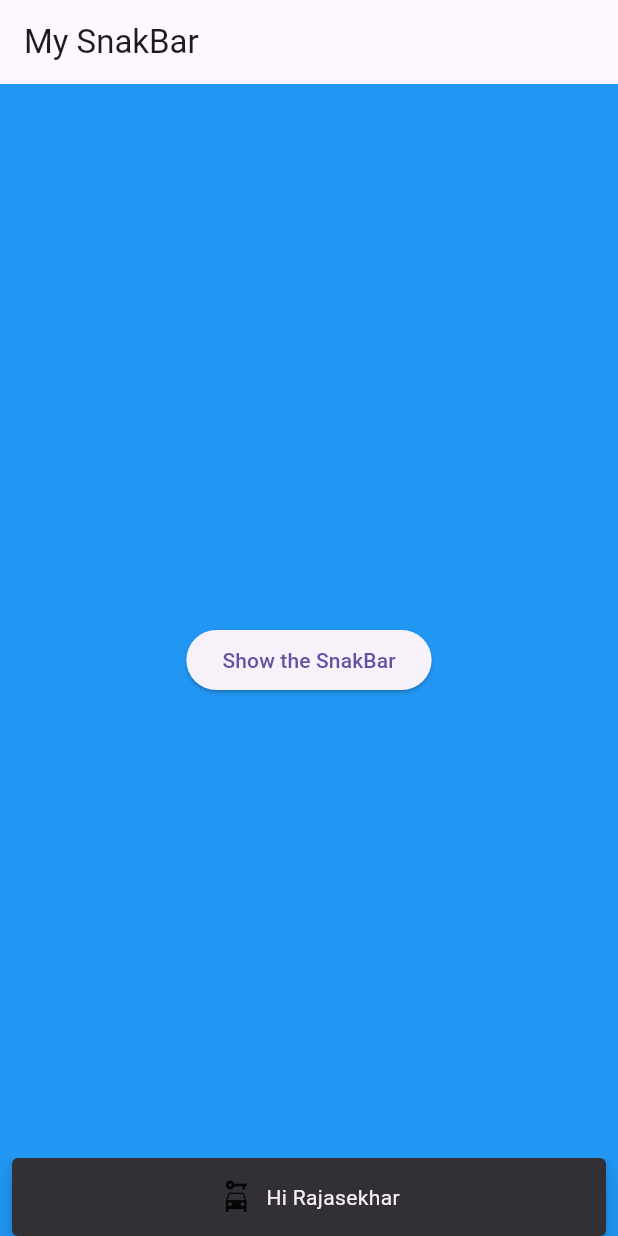
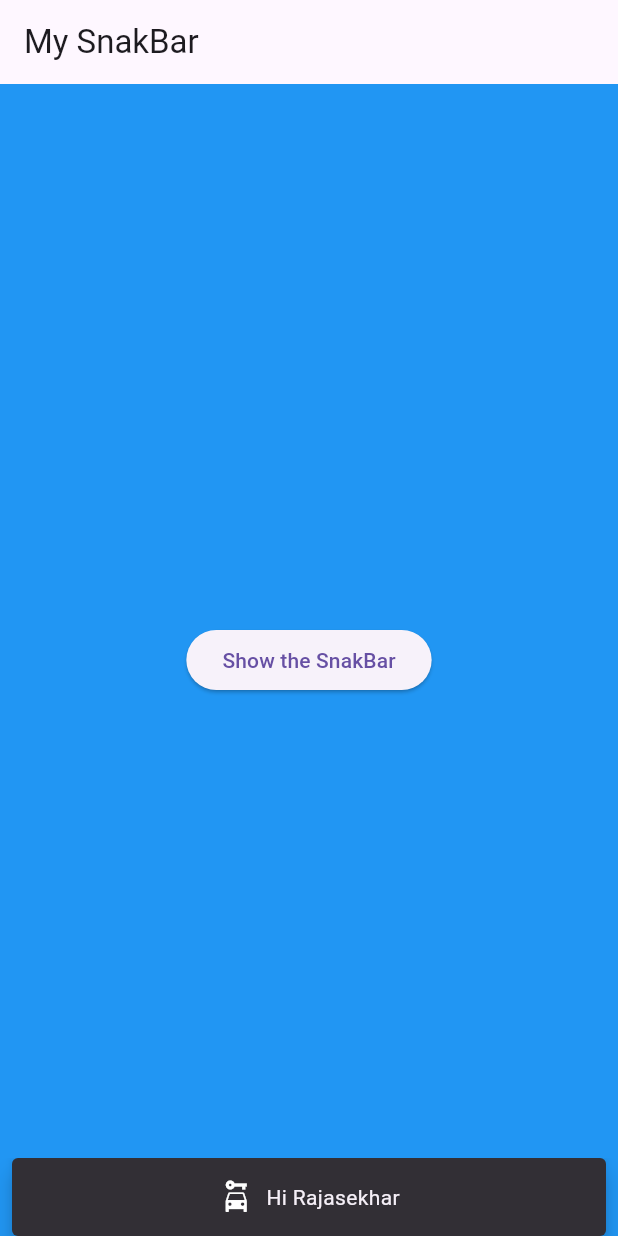
Before and after one commit to raja226-kanini/PracticeFluttet, a Flutter app: the screen it shows after launch, after a tap on "Show the SnakBar", on a phone screen of 412 x 824 dp. Run offline on Flutter 3.47's test engine with Material 3 defaults, Android fonts, the phone set to English and light mode, and no system bars; our stand-ins replace cached_network_image, get, google_fonts, mvc_pattern, video_player; missing offline and left inert: appdynamics_agent, dart:ffi, imageview360.

Commit message:
snack bar

```diff
--- a/lib/views/mysnakbar_screen.dart
+++ b/lib/views/mysnakbar_screen.dart
@@ -13,11 +13,11 @@ class _MySnackbarScreenState extends State<MySnackbarScreen> {
   Widget build(BuildContext context) {
     return Scaffold(
       backgroundColor: Colors.blue,
-      appBar: AppBar(title: Text("My SnakBar"),),
+      appBar: AppBar(title: const Text("My SnakBar"),),
       body: Center(child: ElevatedButton(onPressed: (){
-        MySnackbar.show(context, "Hi Rajasekhar", logo: Icon(Icons.car_rental), fromTop: true);
+        MySnackbar.show(context, "Hi Rajasekhar", logo: const Icon(Icons.car_rental,color: Colors.white), fromTop: true , secondsValue: 05);
       },
-       child: Text('Show the SnakBar'))),
+       child: const Text('Show the SnakBar'))),
     );
   }
 }
--- a/lib/widgets/mysnackbar.dart
+++ b/lib/widgets/mysnackbar.dart
@@ -1,7 +1,7 @@
 import 'package:flutter/material.dart';
 
 class MySnackbar {
-  static void show(BuildContext context, String message, {Widget? logo,Color? backgroundColor,Color? textColor , bool fromTop = false}) {
+  static void show(BuildContext context, String message, {Widget? logo,Color? backgroundColor,Color? textColor , bool fromTop = false , int secondsValue = 2}) {
     ScaffoldMessenger.of(context).showSnackBar(
       SnackBar(
         backgroundColor: backgroundColor,
@@ -19,6 +19,7 @@ class MySnackbar {
         ),
 
         behavior: SnackBarBehavior.floating,
+        duration: Duration(seconds: secondsValue),
         margin: EdgeInsets.only(
         top: fromTop ? 0 : MediaQuery.of(context).viewInsets.bottom,
         bottom: fromTop ? MediaQuery.of(context).viewInsets.bottom : 0,
```
